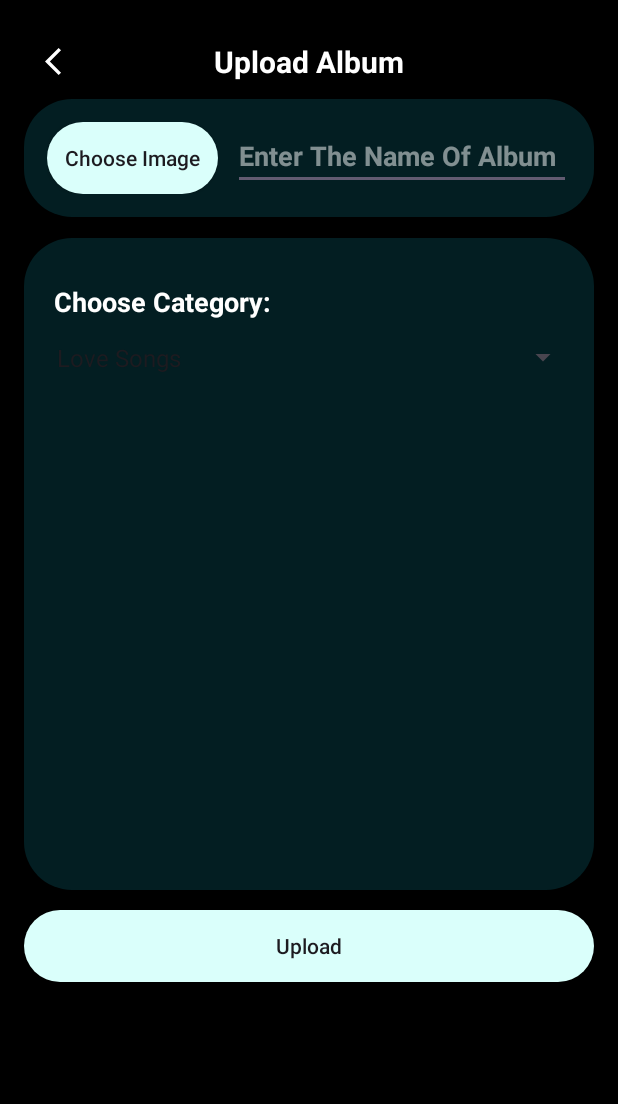
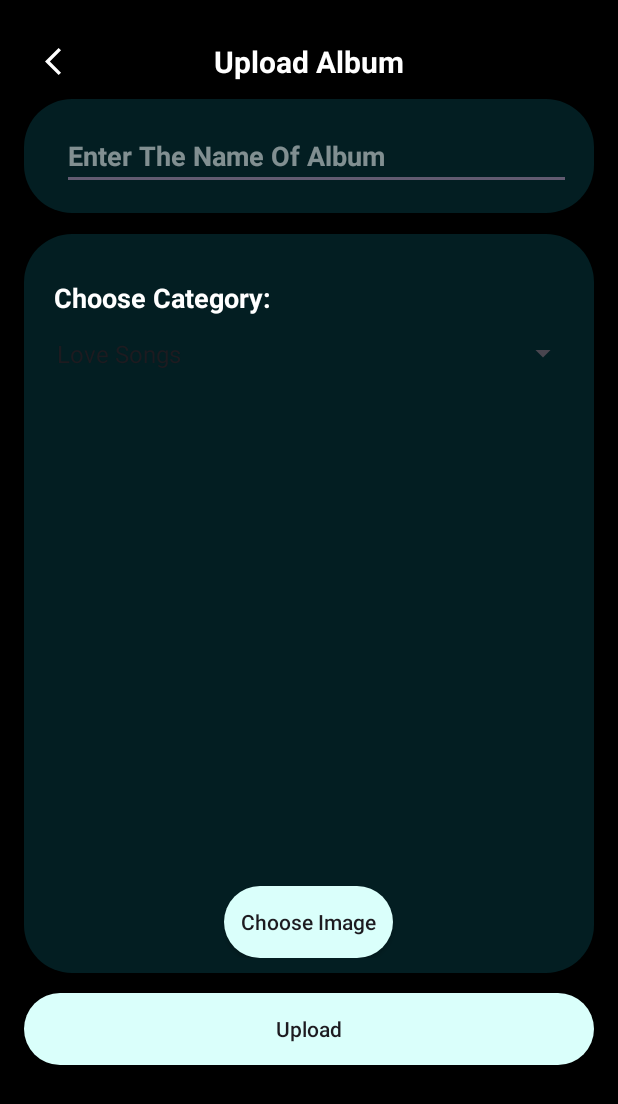
Before and after one commit to karthikpohane/SaltNPepper, an Android app: the UploadAlbumActivity screen opened directly, with no data from a screen before it, on a phone screen of 412 x 824 dp. Shown: the top 1104 px of the screen. Run offline under Robolectric (Android 15) with nearby library versions, the phone set to English and light mode, and no system bars; our stand-ins replace Firebase (no records; nobody signed in at launch, a user with empty details on screens opened directly).

Commit message:
Update three

```diff
--- a/app/src/main/res/layout/activity_upload_album.xml
+++ b/app/src/main/res/layout/activity_upload_album.xml
@@ -50,15 +50,6 @@
         android:padding="15dp"
         android:background="@drawable/rounded_bg_switch">
 
-        <androidx.appcompat.widget.AppCompatButton
-            android:layout_width="wrap_content"
-            android:layout_height="wrap_content"
-            android:text="Choose Image"
-            android:padding="11dp"
-            android:textAllCaps="false"
-            android:layout_weight="1"
-            android:id="@+id/btnAlbumChoose"
-            android:background="@drawable/rounded"/>
 
         <EditText
             android:id="@+id/txtAlbumName"
@@ -106,6 +97,18 @@
             android:id="@+id/albumImage"
             android:layout_marginTop="20dp"
             android:layout_marginBottom="10dp"/>
+
+        <androidx.appcompat.widget.AppCompatButton
+            android:layout_marginTop="10dp"
+            android:layout_width="wrap_content"
+            android:layout_height="wrap_content"
+            android:text="Choose Image"
+            android:padding="11dp"
+            android:textAllCaps="false"
+            android:layout_weight="1"
+            android:id="@+id/btnAlbumChoose"
+            android:background="@drawable/rounded"
+            android:layout_gravity="center"/>
     </LinearLayout>
 
     <LinearLayout
```
